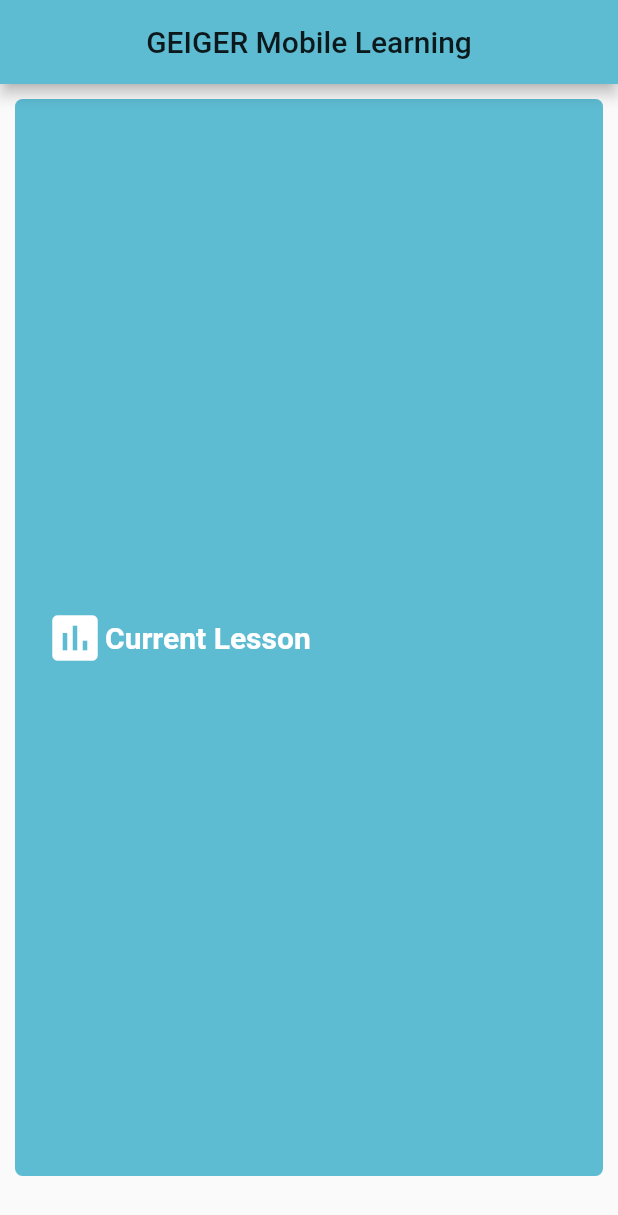
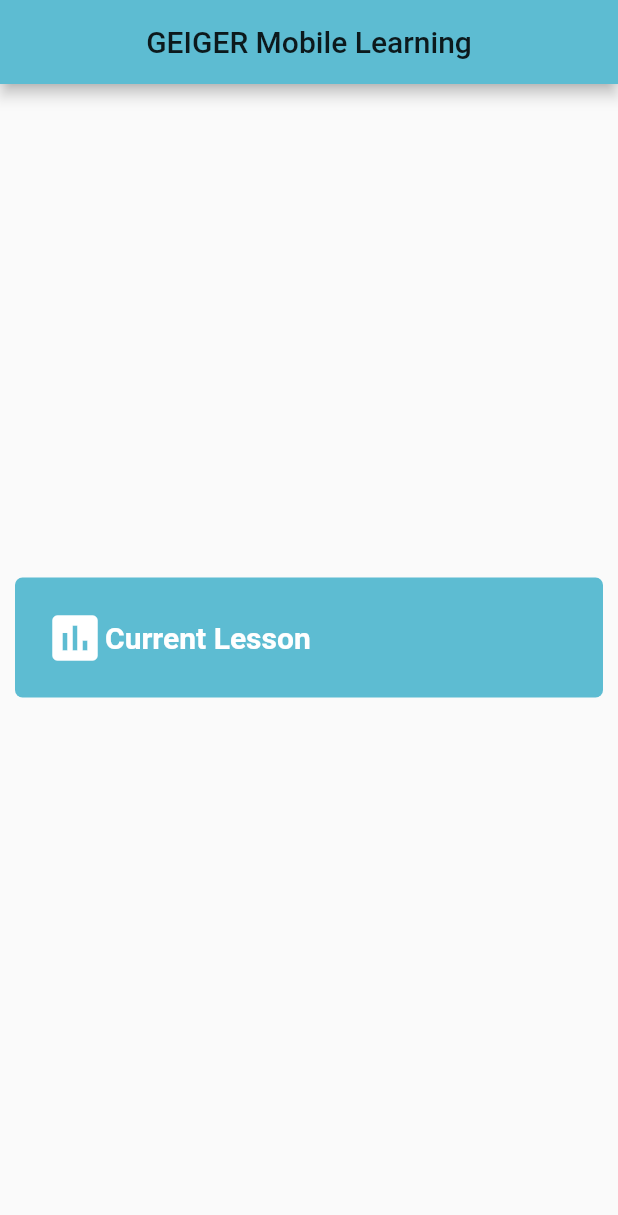
Before and after one commit to tl94/geiger_edu, a Flutter app: the screen it shows after launch, on a phone screen of 412 x 824 dp. Shown: the top 1215 px of the screen. Run offline on Flutter 3.47's test engine with Material 2 defaults, Android fonts, the light colour scheme and no system bars; missing offline and left inert: webview_flutter_plus; Roboto replaces fonts that are missing (Fontin).

Commit message:
NavigationContainer style (height) changes

```diff
--- a/lib/widgets/NavigationContainer.dart
+++ b/lib/widgets/NavigationContainer.dart
@@ -19,7 +19,8 @@ class _NavigationContainerState extends State<NavigationContainer>{
 
   @override
   Widget build(BuildContext context){
-    return Expanded(
+    return Container(
+      height: 100,
       child: new GestureDetector(
         onTap: () {
           Navigator.pushNamed(context, widget.passedRoute, arguments: {'title': widget.text},
```
